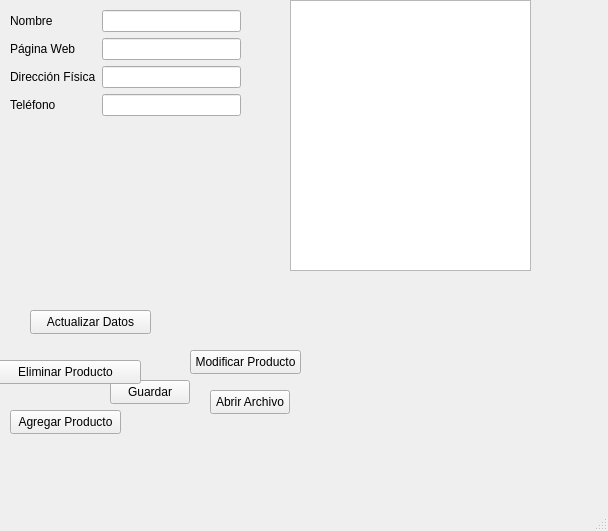
This is Tarea4/Tienda/src/ui/mainwindow.ui in dieg0rtiz/Tareas-Progra-2 as Qt 5 draws it before an edit. The edited form follows.
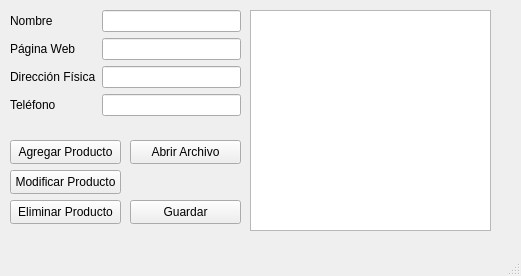
This is the edited form.

Diff of the .ui file:
```diff
--- a/Tarea4/Tienda/src/ui/mainwindow.ui
+++ b/Tarea4/Tienda/src/ui/mainwindow.ui
@@ -6,33 +6,20 @@
    <rect>
     <x>0</x>
     <y>0</y>
-    <width>608</width>
-    <height>531</height>
+    <width>521</width>
+    <height>276</height>
    </rect>
   </property>
   <property name="windowTitle">
    <string>MainWindow</string>
   </property>
   <widget class="QWidget" name="centralwidget">
-   <widget class="QPushButton" name="ActualizarDatos">
-    <property name="geometry">
-     <rect>
-      <x>30</x>
-      <y>310</y>
-      <width>121</width>
-      <height>24</height>
-     </rect>
-    </property>
-    <property name="text">
-     <string>Actualizar Datos</string>
-    </property>
-   </widget>
    <widget class="QPushButton" name="AbrirArchivo">
     <property name="geometry">
      <rect>
-      <x>210</x>
-      <y>390</y>
-      <width>80</width>
+      <x>130</x>
+      <y>140</y>
+      <width>111</width>
       <height>24</height>
      </rect>
     </property>
@@ -43,9 +30,9 @@
    <widget class="QPushButton" name="Guardar">
     <property name="geometry">
      <rect>
-      <x>110</x>
-      <y>380</y>
-      <width>80</width>
+      <x>130</x>
+      <y>200</y>
+      <width>111</width>
       <height>24</height>
      </rect>
     </property>
@@ -56,10 +43,10 @@
    <widget class="QTextBrowser" name="txtBrwsVentanaInfoTienda">
     <property name="geometry">
      <rect>
-      <x>290</x>
-      <y>0</y>
+      <x>250</x>
+      <y>10</y>
       <width>241</width>
-      <height>271</height>
+      <height>221</height>
      </rect>
     </property>
    </widget>
@@ -67,7 +54,7 @@
     <property name="geometry">
      <rect>
       <x>10</x>
-      <y>410</y>
+      <y>140</y>
       <width>111</width>
       <height>24</height>
      </rect>
@@ -79,8 +66,8 @@
    <widget class="QPushButton" name="ModificarProducto">
     <property name="geometry">
      <rect>
-      <x>190</x>
-      <y>350</y>
+      <x>10</x>
+      <y>170</y>
       <width>111</width>
       <height>24</height>
      </rect>
@@ -92,9 +79,9 @@
    <widget class="QPushButton" name="EliminarProducto">
     <property name="geometry">
      <rect>
-      <x>-10</x>
-      <y>360</y>
-      <width>151</width>
+      <x>10</x>
+      <y>200</y>
+      <width>111</width>
       <height>24</height>
      </rect>
     </property>
```
Left out of the diff: 2 changed lines with no effect on the pictures.
